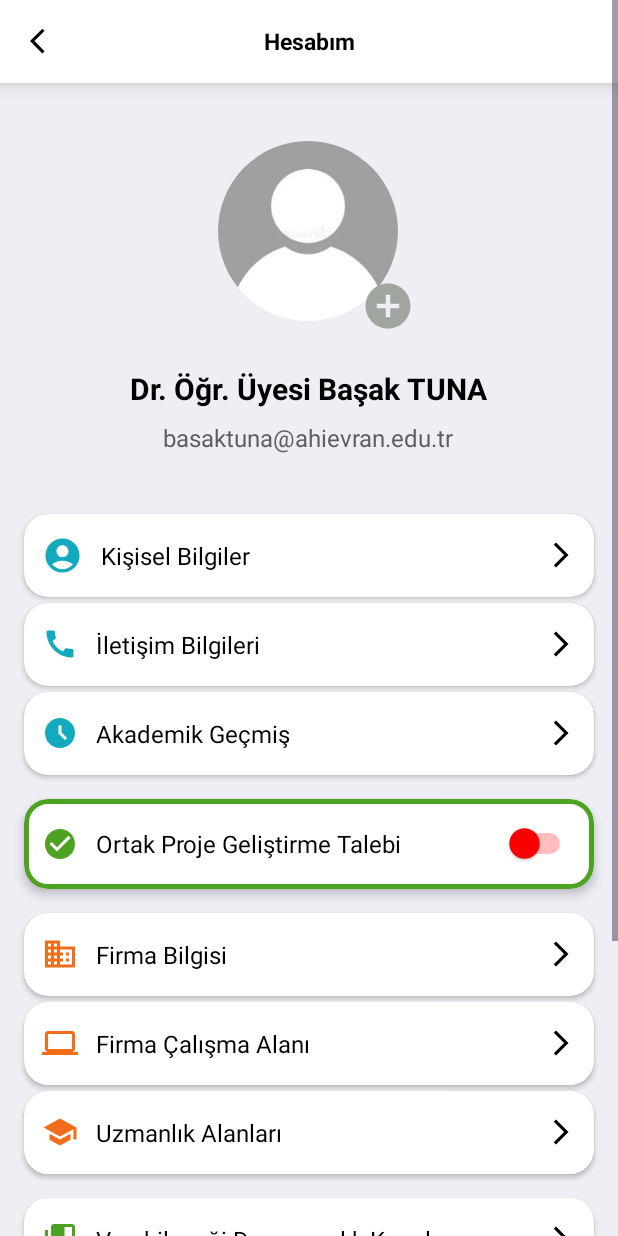
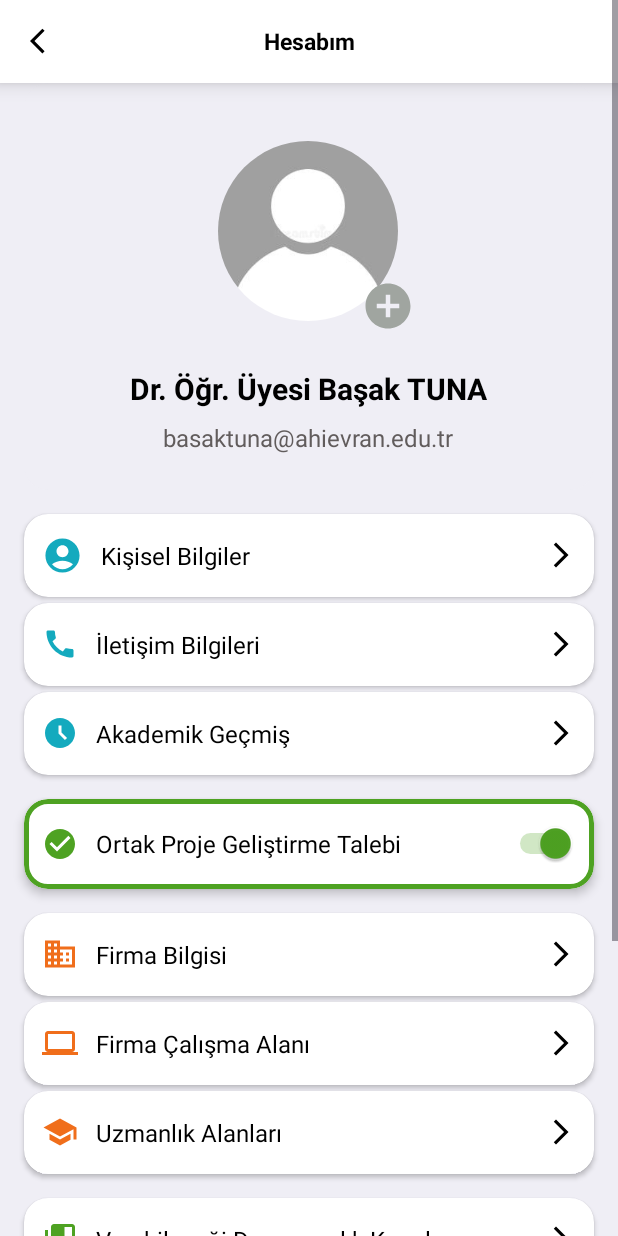
Before and after one commit to edadrsn/USIApp, an Android app: the AcademicianActivity screen opened directly, with no data from a screen before it, on a phone screen of 412 x 824 dp. Run offline under Robolectric (Android 15) with nearby library versions, the phone set to English and light mode, and no system bars.

Commit message:
card view id added

```diff
--- a/android/app/src/main/res/layout/activity_academician.xml
+++ b/android/app/src/main/res/layout/activity_academician.xml
@@ -6,8 +6,8 @@
     android:layout_width="match_parent"
     android:layout_height="match_parent"
     android:background="#EFEEF5"
-    tools:context=".view.AcademicianActivity"
-    android:fitsSystemWindows="true">
+    android:fitsSystemWindows="true"
+    tools:context=".view.AcademicianActivity">
 
     <LinearLayout
         android:layout_width="match_parent"
@@ -20,8 +20,8 @@
             android:layout_width="match_parent"
             android:layout_height="55dp"
             app:cardBackgroundColor="@android:color/white"
+            app:cardCornerRadius="0dp"
             app:cardElevation="8dp"
-            app:cardCornerRadius="0dp"
             app:layout_constraintEnd_toEndOf="parent"
             app:layout_constraintStart_toStartOf="parent"
             app:layout_constraintTop_toTopOf="parent"
@@ -29,20 +29,20 @@
             app:strokeWidth="0dp">
 
             <ImageView
-                android:onClick="goToBack"
                 android:layout_width="20dp"
                 android:layout_height="20dp"
+                android:layout_gravity="center_vertical"
                 android:layout_marginStart="20dp"
-                android:layout_gravity="center_vertical"
+                android:onClick="goToBack"
                 app:srcCompat="@drawable/baseline_arrow_back_ios_24"
                 tools:ignore="OnClick" />
 
             <TextView
                 android:layout_width="match_parent"
                 android:layout_height="wrap_content"
+                android:layout_gravity="center"
                 android:layout_margin="12dp"
                 android:gravity="center"
-                android:layout_gravity="center"
                 android:text="Hesabım"
                 android:textColor="#000000"
                 android:textSize="15sp"
@@ -56,16 +56,16 @@
             android:layout_height="wrap_content"
             android:layout_marginStart="16dp"
             android:layout_marginEnd="16dp"
-            app:strokeWidth="0dp"
+            app:cardBackgroundColor="#EFEEF5"
+            app:cardCornerRadius="16dp"
             app:strokeColor="@android:color/transparent"
-            app:cardCornerRadius="16dp"
-            app:cardBackgroundColor="#EFEEF5">
+            app:strokeWidth="0dp">
 
             <LinearLayout
                 android:layout_width="match_parent"
                 android:layout_height="wrap_content"
+                android:gravity="center_horizontal"
                 android:orientation="vertical"
-                android:gravity="center_horizontal"
                 android:paddingTop="24dp"
                 android:paddingBottom="24dp">
 
@@ -79,11 +79,11 @@
                         android:layout_width="120dp"
                         android:layout_height="120dp"
                         android:layout_gravity="center"
-                        android:scaleType="centerCrop"
-                        android:src="@drawable/person"
                         android:background="@drawable/rounded_img"
                         android:clipToOutline="true"
-                        android:onClick="addPhoto"/>
+                        android:onClick="addPhoto"
+                        android:scaleType="centerCrop"
+                        android:src="@drawable/person" />
 
                     <ImageView
                         android:id="@+id/image2"
@@ -127,12 +127,12 @@
             android:layout_marginStart="16dp"
             android:layout_marginTop="16dp"
             android:layout_marginEnd="16dp"
-            app:strokeWidth="0dp"
-            app:strokeColor="@android:color/transparent"
+            android:onClick="personalInfo"
             app:cardBackgroundColor="@android:color/white"
             app:cardCornerRadius="16dp"
             app:cardElevation="2dp"
-            android:onClick="personalInfo">
+            app:strokeColor="@android:color/transparent"
+            app:strokeWidth="0dp">
 
             <LinearLayout
                 android:layout_width="match_parent"
@@ -159,7 +159,7 @@
                 <ImageView
                     android:layout_width="20dp"
                     android:layout_height="20dp"
-                    app:srcCompat="@drawable/baseline_arrow_forward_ios_24"/>
+                    app:srcCompat="@drawable/baseline_arrow_forward_ios_24" />
             </LinearLayout>
         </com.google.android.material.card.MaterialCardView>
 
@@ -171,12 +171,12 @@
             android:layout_marginStart="16dp"
             android:layout_marginTop="4dp"
             android:layout_marginEnd="16dp"
-            app:strokeWidth="0dp"
-            app:strokeColor="@android:color/transparent"
+            android:onClick="contactInfo"
             app:cardBackgroundColor="@android:color/white"
             app:cardCornerRadius="16dp"
             app:cardElevation="2dp"
-            android:onClick="contactInfo"
+            app:strokeColor="@android:color/transparent"
+            app:strokeWidth="0dp"
             tools:ignore="OnClick">
 
             <LinearLayout
@@ -216,11 +216,13 @@
             android:layout_marginStart="16dp"
             android:layout_marginTop="4dp"
             android:layout_marginEnd="16dp"
-            app:strokeWidth="0dp"
-            app:strokeColor="@android:color/transparent"
+            android:onClick="academicInfo"
             app:cardBackgroundColor="@android:color/white"
             app:cardCornerRadius="16dp"
-            app:cardElevation="2dp">
+            app:cardElevation="2dp"
+            app:strokeColor="@android:color/transparent"
+            app:strokeWidth="0dp"
+            tools:ignore="OnClick">
 
             <LinearLayout
                 android:layout_width="match_parent"
@@ -254,6 +256,7 @@
 
         <!-- Ortak Proje Geliştirme Talebi -->
         <com.google.android.material.card.MaterialCardView
+            android:id="@+id/project"
             android:layout_width="match_parent"
             android:layout_height="60dp"
             android:layout_marginStart="16dp"
@@ -291,8 +294,11 @@
                     android:id="@+id/switchProject"
                     android:layout_width="wrap_content"
                     android:layout_height="wrap_content"
+                    android:background="#FFFFFF"
+                    android:checked="true"
                     android:thumbTint="#4EA222"
                     android:trackTint="#4EA222" />
+
             </LinearLayout>
         </com.google.android.material.card.MaterialCardView>
 
@@ -304,11 +310,13 @@
             android:layout_marginStart="16dp"
             android:layout_marginTop="16dp"
             android:layout_marginEnd="16dp"
-            app:strokeWidth="0dp"
-            app:strokeColor="@android:color/transparent"
             app:cardBackgroundColor="@android:color/white"
             app:cardCornerRadius="16dp"
-            app:cardElevation="2dp">
+            app:cardElevation="2dp"
+            app:strokeColor="@android:color/transparent"
+            app:strokeWidth="0dp"
+            android:onClick="firmInfo"
+            tools:ignore="OnClick">
 
             <LinearLayout
                 android:layout_width="match_parent"
@@ -347,11 +355,13 @@
             android:layout_marginStart="16dp"
             android:layout_marginTop="4dp"
             android:layout_marginEnd="16dp"
-            app:strokeWidth="0dp"
-            app:strokeColor="@android:color/transparent"
             app:cardBackgroundColor="@android:color/white"
             app:cardCornerRadius="16dp"
-            app:cardElevation="2dp">
+            app:cardElevation="2dp"
+            app:strokeColor="@android:color/transparent"
+            app:strokeWidth="0dp"
+            android:onClick="firmInfo"
+            tools:ignore="OnClick">
 
             <LinearLayout
                 android:layout_width="match_parent"
@@ -390,11 +400,11 @@
             android:layout_marginStart="16dp"
             android:layout_marginTop="4dp"
             android:layout_marginEnd="16dp"
-            app:strokeWidth="0dp"
-            app:strokeColor="@android:color/transparent"
             app:cardBackgroundColor="@android:color/white"
             app:cardCornerRadius="16dp"
-            app:cardElevation="2dp">
+            app:cardElevation="2dp"
+            app:strokeColor="@android:color/transparent"
+            app:strokeWidth="0dp">
 
             <LinearLayout
                 android:layout_width="match_parent"
@@ -432,11 +442,11 @@
             android:layout_marginStart="16dp"
             android:layout_marginTop="16dp"
             android:layout_marginEnd="16dp"
-            app:strokeWidth="0dp"
-            app:strokeColor="@android:color/transparent"
             app:cardBackgroundColor="@android:color/white"
             app:cardCornerRadius="16dp"
-            app:cardElevation="2dp">
+            app:cardElevation="2dp"
+            app:strokeColor="@android:color/transparent"
+            app:strokeWidth="0dp">
 
             <LinearLayout
                 android:layout_width="match_parent"
@@ -475,11 +485,11 @@
             android:layout_marginStart="16dp"
             android:layout_marginTop="4dp"
             android:layout_marginEnd="16dp"
-            app:strokeWidth="0dp"
-            app:strokeColor="@android:color/transparent"
             app:cardBackgroundColor="@android:color/white"
             app:cardCornerRadius="16dp"
-            app:cardElevation="2dp">
+            app:cardElevation="2dp"
+            app:strokeColor="@android:color/transparent"
+            app:strokeWidth="0dp">
 
             <LinearLayout
                 android:layout_width="match_parent"
@@ -518,11 +528,11 @@
             android:layout_marginStart="16dp"
             android:layout_marginTop="4dp"
             android:layout_marginEnd="16dp"
-            app:strokeWidth="0dp"
-            app:strokeColor="@android:color/transparent"
             app:cardBackgroundColor="@android:color/white"
             app:cardCornerRadius="16dp"
-            app:cardElevation="2dp">
+            app:cardElevation="2dp"
+            app:strokeColor="@android:color/transparent"
+            app:strokeWidth="0dp">
 
             <LinearLayout
                 android:layout_width="match_parent"
@@ -562,11 +572,11 @@
             android:layout_marginTop="4dp"
             android:layout_marginEnd="16dp"
             android:layout_marginBottom="50dp"
-            app:strokeWidth="0dp"
-            app:strokeColor="@android:color/transparent"
             app:cardBackgroundColor="@android:color/white"
             app:cardCornerRadius="16dp"
-            app:cardElevation="2dp">
+            app:cardElevation="2dp"
+            app:strokeColor="@android:color/transparent"
+            app:strokeWidth="0dp">
 
             <LinearLayout
                 android:layout_width="match_parent"
```
